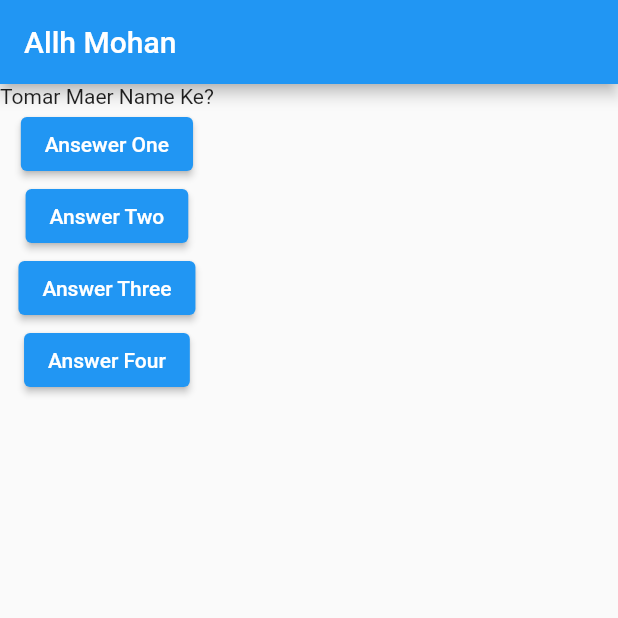
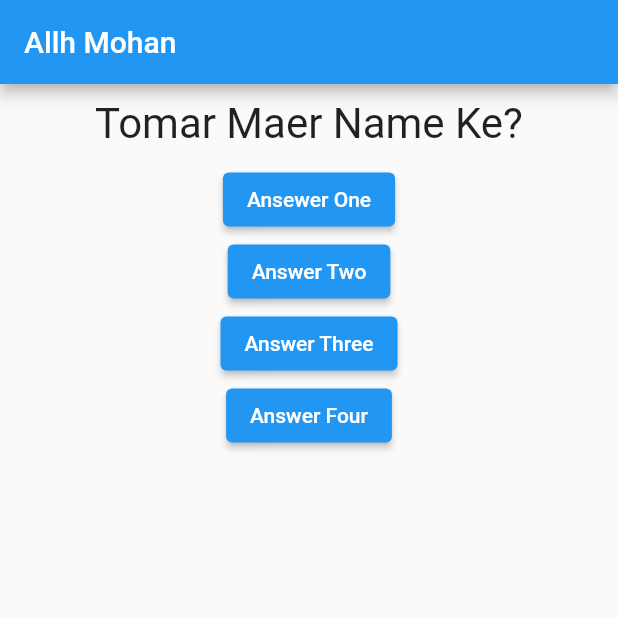
Before and after one commit to mahbublalam500/questions, a Flutter app: the screen it shows after launch, after a tap on "Ansewer One", on a phone screen of 412 x 824 dp, the top half of it. Run offline on Flutter 3.47's test engine with Material 2 defaults, Android fonts, the phone set to English and light mode, and no system bars.

Commit message:
question app 2

```diff
--- a/lib/main.dart
+++ b/lib/main.dart
@@ -1,21 +1,28 @@
 import 'package:flutter/material.dart';
+import 'question.dart';
 
 void main()=>runApp(MaterialApp(
   home: Home(),
 ));
 
-class Home extends StatelessWidget {
+class Home extends StatefulWidget {
   //const Home({Key? key}) : super(key: key);
 
 
-  var questionIndex = 1;
+  @override
+  State<Home> createState() => _HomeState();
+}
+
+class _HomeState extends State<Home> {
+  var questionIndex = 0;
 
   void answerQuestion(){
-    print('sakib khan');
-    //quentionIndex = quentionIndex + 1;
+setState(() {
+  questionIndex =  questionIndex + 1;
+});
+    print(questionIndex);
+    //questionIndex = questionIndex + 1;
   }
-
-
 
   var question =[
   'Tomar Bapre Name Ke?',
@@ -23,8 +30,6 @@ class Home extends StatelessWidget {
     'Tomar Chacar Name Ke?',
     'Tomar Fufar Name Ke?',
   ];
-
-
 
   @override
   Widget build(BuildContext context) {
@@ -35,7 +40,7 @@ class Home extends StatelessWidget {
       body: Column(
 
         children: [
-          Text(question[questionIndex]),
+          Question(question[questionIndex]),
           ElevatedButton(onPressed: answerQuestion,
               child: Text('Ansewer One')),
           ElevatedButton(onPressed: answerQuestion,
--- /dev/null
+++ b/lib/question.dart
@@ -0,0 +1,23 @@
+import 'package:flutter/material.dart';
+
+class Question extends StatelessWidget {
+  //const Question({Key? key}) : super(key: key);
+
+  String questionText;
+
+  Question(this.questionText);
+
+  @override
+  Widget build(BuildContext context) {
+    return Container(
+      width: double.infinity,
+      margin: EdgeInsets.all(10),
+      child: Text(questionText,
+      style: TextStyle(
+        fontSize: 28
+      ),
+      textAlign: TextAlign.center,
+      ),
+    );
+  }
+}
```
